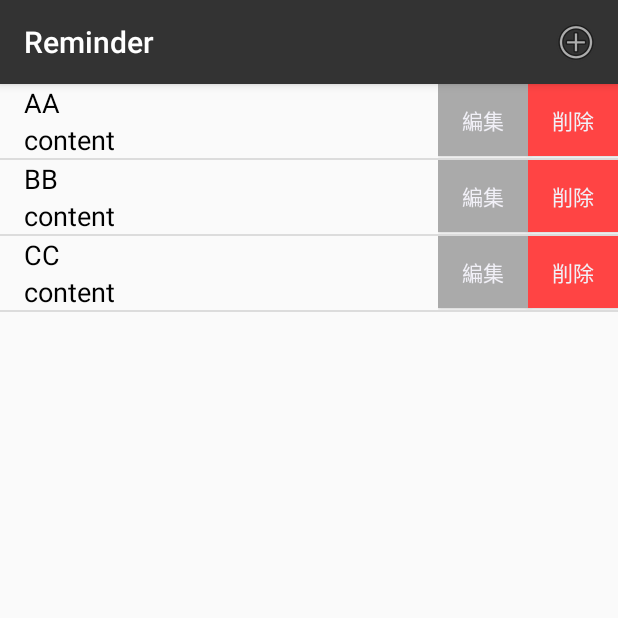
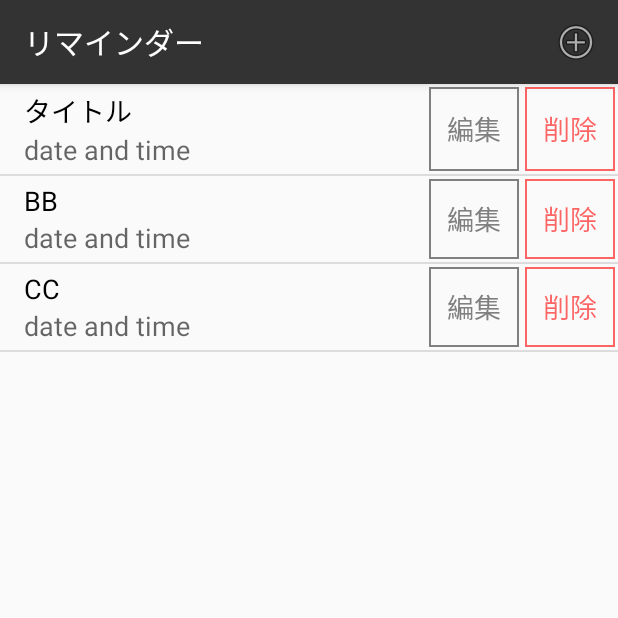
Before and after one commit to nttr-koide/reminder_android, an Android app: the screen it shows after launch (MainActivity), on a phone screen of 412 x 824 dp, the top half of it. Run offline under Robolectric (Android 15) with nearby library versions, the phone set to English and light mode, and no system bars.

Commit message:
リスト表示画面 レイアウト調整

```diff
--- a/app/src/main/java/com/example/nttr/reminder/EditActivity.java
+++ b/app/src/main/java/com/example/nttr/reminder/EditActivity.java
@@ -172,7 +172,7 @@ public class EditActivity extends AppCompatActivity {
     @Override
     public boolean onOptionsItemSelected(MenuItem item) {
         switch (item.getItemId()) {
-            case R.id.action_del:
+            case R.id.action_save:
 
                 break;
             default:
--- a/app/src/main/java/com/example/nttr/reminder/MainActivity.java
+++ b/app/src/main/java/com/example/nttr/reminder/MainActivity.java
@@ -35,7 +35,7 @@ public class MainActivity extends AppCompatActivity {
         //DBにはタイトル、メモ、アラーム指定時刻などの情報がある
         final List<String> reminderList = new ArrayList<String>(){
             {
-                add("AA");
+                add("タイトル");
                 add("BB");
                 add("CC");
             }
@@ -79,13 +79,6 @@ public class MainActivity extends AppCompatActivity {
             case R.id.action_add:
                 // ボタンをタップした際の処理を記述
                 Intent intent = new Intent(MainActivity.this, EditActivity.class);
-
-//                // 編集画面に渡すデータをセットし、表示
-//                Intent intent = new Intent(MainActivity.this, EditActivity.class);
-//                intent.putExtra("NAME", mList.get(position).get("filename"));//マップのfilenameキーに対応する値を渡している
-//                intent.putExtra("TITLE", mList.get(position).get("title"));
-//                intent.putExtra("CONTENT", mList.get(position).get("content"));
-
                 startActivity(intent);
                 break;
         }
--- /dev/null
+++ b/app/src/main/res/drawable/button_frame.xml
@@ -0,0 +1,9 @@
+<?xml version="1.0" encoding="utf-8"?>
+<!--
+  ~ Copyright © 2018年 NTT Resonant Incorporated. All rights reserved.
+  -->
+<shape xmlns:android="http://schemas.android.com/apk/res/android"
+    android:shape="rectangle">
+    <solid android:color="#00000000"/>
+    <stroke android:width="1.5dp" android:color="#808080" />
+</shape>
--- /dev/null
+++ b/app/src/main/res/drawable/button_frame_red.xml
@@ -0,0 +1,9 @@
+<?xml version="1.0" encoding="utf-8"?>
+<!--
+  ~ Copyright © 2018年 NTT Resonant Incorporated. All rights reserved.
+  -->
+<shape xmlns:android="http://schemas.android.com/apk/res/android"
+    android:shape="rectangle">
+    <solid android:color="#00000000"/>
+    <stroke android:width="1.5dp" android:color="#99FF0000" />
+</shape>
--- /dev/null
+++ b/app/src/main/res/drawable/title_frame.xml
@@ -0,0 +1,9 @@
+<?xml version="1.0" encoding="utf-8"?>
+<!--
+  ~ Copyright © 2018年 NTT Resonant Incorporated. All rights reserved.
+  -->
+<shape xmlns:android="http://schemas.android.com/apk/res/android"
+    android:shape="rectangle">
+    <solid android:color="#00000000"/>
+    <stroke android:width="1.5dp" android:color="#800080" />
+</shape>
--- a/app/src/main/res/layout/activity_edit.xml
+++ b/app/src/main/res/layout/activity_edit.xml
@@ -15,6 +15,7 @@
         <LinearLayout
             android:layout_width="match_parent"
             android:layout_height="wrap_content"
+            android:background="@drawable/title_frame"
             android:orientation="horizontal">
 
             <TextView
@@ -32,6 +33,9 @@
                 android:layout_height="40dp"
                 android:layout_alignParentTop="true"
                 android:layout_centerHorizontal="true"
+                android:hint="Title"
+                android:maxLines="1"
+                android:maxLength="12"
                 android:layout_weight="1"
                 android:ems="10"
                 android:inputType="textPersonName"
@@ -245,12 +249,6 @@
             android:inputType="textPersonName"
             android:textColor="#333333" />
 
-        <ImageView
-            android:id="@+id/imageView"
-            android:layout_width="match_parent"
-            android:layout_height="wrap_content"
-            app:srcCompat="@mipmap/guiter" />
-
 
     </LinearLayout>
 
--- a/app/src/main/res/layout/row_item.xml
+++ b/app/src/main/res/layout/row_item.xml
@@ -1,18 +1,19 @@
 <?xml version="1.0" encoding="utf-8"?>
-
     <LinearLayout xmlns:android="http://schemas.android.com/apk/res/android"
         xmlns:app="http://schemas.android.com/apk/res-auto"
         android:layout_width="match_parent"
         android:layout_height="wrap_content"
         android:gravity="left|center"
-    android:orientation="horizontal">
+        android:orientation="horizontal"
+        android:paddingLeft="16dp">
 
         <LinearLayout
             android:layout_width="wrap_content"
-        android:layout_height="match_parent"
+            android:layout_height="wrap_content"
             android:gravity="left|center"
             android:orientation="vertical"
-        android:paddingLeft="16dp">
+            android:paddingBottom="4dp"
+            android:paddingTop="4dp">
 
             <TextView
                 android:id="@+id/text"
@@ -26,37 +27,61 @@
                 android:id="@+id/textView"
                 android:layout_width="wrap_content"
                 android:layout_height="wrap_content"
-            android:text="content"
-            android:textColor="#000000"
+                android:text="date and time"
+                android:textColor="#99000000"
                 android:textSize="18sp" />
         </LinearLayout>
+
+        <!--<RelativeLayout-->
+        <!--android:id="@+id/R1"-->
+        <!--android:layout_width="match_parent"-->
+        <!--android:layout_height="match_parent">-->
 
         <LinearLayout
             android:layout_width="match_parent"
             android:layout_height="match_parent"
-        android:gravity="right"
-        android:orientation="horizontal">
-
-        <LinearLayout
-            android:layout_width="wrap_content"
-            android:layout_height="match_parent"
+            android:background="#00000000"
+            android:gravity="right|center"
             android:orientation="horizontal">
 
             <Button
                 android:id="@+id/edit"
                 android:layout_width="60dp"
-                android:layout_height="wrap_content"
-                android:background="@android:color/darker_gray"
-                android:text="編集" />
+                android:layout_height="match_parent"
+                android:layout_margin="2dp"
+                android:background="@drawable/button_frame"
+                android:backgroundTintMode="screen"
+                android:text="編集"
+                android:textColor="#808080"
+                android:textSize="18sp" />
 
             <Button
                 android:id="@+id/delete"
                 android:layout_width="60dp"
-                android:layout_height="wrap_content"
-                android:background="@android:color/holo_red_light"
-                android:text="削除" />
+                android:layout_height="match_parent"
+                android:layout_margin="2dp"
+                android:background="@drawable/button_frame_red"
+                android:backgroundTintMode="add"
+                android:text="削除"
+                android:textColor="#99FF0000"
+                android:textSize="18sp" />
 
         </LinearLayout>
-    </LinearLayout>
+
+        <!--<LinearLayout-->
+        <!--android:layout_width="match_parent"-->
+        <!--android:layout_height="match_parent"-->
+        <!--android:gravity="right"-->
+        <!--android:orientation="horizontal">-->
+
+        <!--<ImageView-->
+        <!--android:id="@+id/imageView2"-->
+        <!--android:layout_width="wrap_content"-->
+        <!--android:layout_height="match_parent"-->
+        <!--android:layout_marginRight="74dp"-->
+        <!--app:srcCompat="@android:drawable/ic_menu_edit" />-->
+        <!--&lt;!&ndash;</LinearLayout>&ndash;&gt;-->
+
+        <!--</RelativeLayout>-->
 
     </LinearLayout>
--- a/app/src/main/res/menu/edit.xml
+++ b/app/src/main/res/menu/edit.xml
@@ -2,7 +2,7 @@
 <menu xmlns:android="http://schemas.android.com/apk/res/android"
     xmlns:app="http://schemas.android.com/apk/res-auto">
     <item
-        android:id="@+id/action_del"
+        android:id="@+id/action_save"
         android:icon="@android:drawable/ic_menu_save"
         android:orderInCategory="1"
         android:title="@string/action_delete"
--- a/app/src/main/res/values/colors.xml
+++ b/app/src/main/res/values/colors.xml
@@ -2,5 +2,5 @@
 <resources>
     <color name="colorPrimary">#333333</color>
     <color name="colorPrimaryDark">#000000</color>
-    <color name="colorAccent">#00000000</color>
+    <color name="colorAccent">#008000</color>
 </resources>
--- a/app/src/main/res/values/strings.xml
+++ b/app/src/main/res/values/strings.xml
@@ -1,6 +1,6 @@
 <resources>
     <!-- activity_main.xml -->
-    <string name="app_name">Reminder</string>
+    <string name="app_name">リマインダー</string>
 
     <!-- main.xml -->
     <string name="action_add">追加</string>
```
Lines whose indentation alone changed are shown as unchanged.
